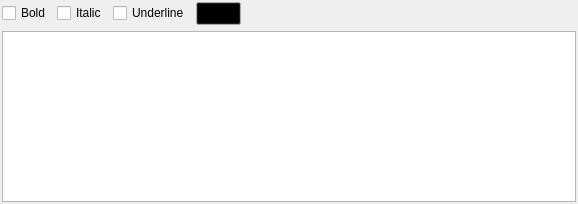
First picture: the form in libpgmodeler_ui/ui/textboxwidget.ui, repository pgmodeler/pgmodeler, before the edit.
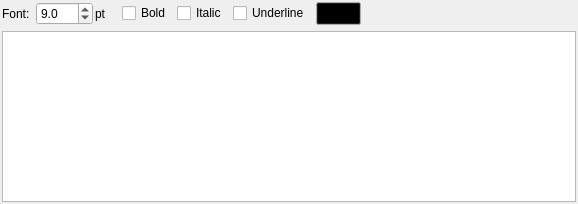
Second picture: the form after the edit.

Commit message: Added support to change font size on textboxes (issue #261)

```diff
--- a/libpgmodeler_ui/ui/textboxwidget.ui
+++ b/libpgmodeler_ui/ui/textboxwidget.ui
@@ -17,11 +17,70 @@
    <property name="margin">
     <number>2</number>
    </property>
-   <property name="spacing">
-    <number>6</number>
+   <property name="topMargin">
+    <number>2</number>
+   </property>
+   <property name="rightMargin">
+    <number>2</number>
+   </property>
+   <property name="bottomMargin">
+    <number>2</number>
    </property>
    <item row="0" column="0">
+    <widget class="QLabel" name="label">
+     <property name="text">
+      <string>Font:</string>
+     </property>
+    </widget>
+   </item>
+   <item row="0" column="1">
     <layout class="QHBoxLayout" name="horizontalLayout_2">
+     <item>
+      <layout class="QHBoxLayout" name="horizontalLayout">
+       <property name="spacing">
+        <number>2</number>
+       </property>
+       <item>
+        <widget class="QDoubleSpinBox" name="font_size_sb">
+         <property name="decimals">
+          <number>1</number>
+         </property>
+         <property name="minimum">
+          <double>1.000000000000000</double>
+         </property>
+         <property name="maximum">
+          <double>200.000000000000000</double>
+         </property>
+         <property name="value">
+          <double>9.000000000000000</double>
+         </property>
+        </widget>
+       </item>
+       <item>
+        <widget class="QLabel" name="label_2">
+         <property name="text">
+          <string>pt</string>
+         </property>
+        </widget>
+       </item>
+      </layout>
+     </item>
+     <item>
+      <spacer name="horizontalSpacer_2">
+       <property name="orientation">
+        <enum>Qt::Horizontal</enum>
+       </property>
+       <property name="sizeType">
+        <enum>QSizePolicy::Fixed</enum>
+       </property>
+       <property name="sizeHint" stdset="0">
+        <size>
+         <width>10</width>
+         <height>0</height>
+        </size>
+       </property>
+      </spacer>
+     </item>
      <item>
       <widget class="QCheckBox" name="bold_chk">
        <property name="text">
@@ -43,29 +102,7 @@
        </property>
       </widget>
      </item>
-    </layout>
-   </item>
-   <item row="0" column="3">
-    <spacer name="horizontalSpacer">
-     <property name="orientation">
-      <enum>Qt::Horizontal</enum>
-     </property>
-     <property name="sizeHint" stdset="0">
-      <size>
-       <width>365</width>
-       <height>21</height>
-      </size>
-     </property>
-    </spacer>
-   </item>
-   <item row="1" column="0" colspan="5">
-    <widget class="QPlainTextEdit" name="text_txt">
-     <property name="plainText">
-      <string/>
-     </property>
-    </widget>
-   </item>
-   <item row="0" column="1">
+     <item>
     <widget class="QToolButton" name="color_select_tb">
      <property name="minimumSize">
       <size>
@@ -117,6 +154,28 @@
       </palette>
      </property>
      <property name="text">
+        <string/>
+       </property>
+      </widget>
+     </item>
+    </layout>
+   </item>
+   <item row="0" column="2">
+    <spacer name="horizontalSpacer">
+     <property name="orientation">
+      <enum>Qt::Horizontal</enum>
+     </property>
+     <property name="sizeHint" stdset="0">
+      <size>
+       <width>365</width>
+       <height>21</height>
+      </size>
+     </property>
+    </spacer>
+   </item>
+   <item row="1" column="0" colspan="3">
+    <widget class="QPlainTextEdit" name="text_txt">
+     <property name="plainText">
       <string/>
      </property>
     </widget>
```
Left out of the diff: 4 changed lines with no effect on the pictures. Lines whose indentation alone changed are shown as unchanged. The commit also changes 8 other files.
